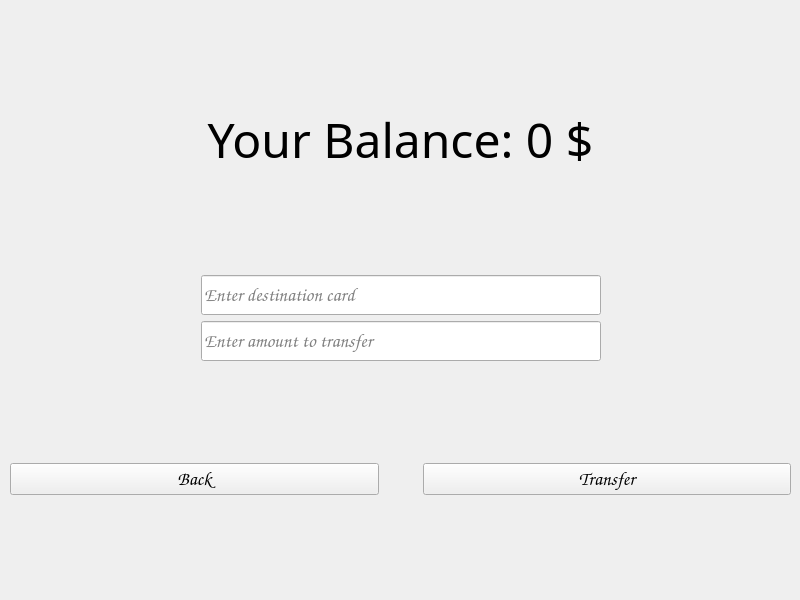
This is frontend/menus/TransferMenu/transfermenu.ui in grytsiuko/QuadroBank as Qt 5 draws it before an edit. The edited form follows.
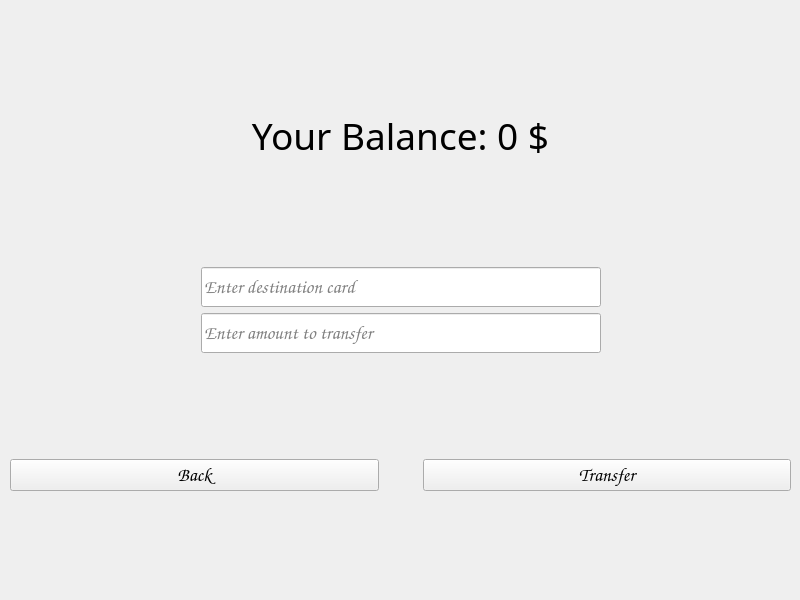
This is the edited form.

```diff
--- a/frontend/menus/TransferMenu/transfermenu.ui
+++ b/frontend/menus/TransferMenu/transfermenu.ui
@@ -47,7 +47,7 @@
       <property name="font">
        <font>
         <family>Playbill</family>
-        <pointsize>36</pointsize>
+        <pointsize>28</pointsize>
        </font>
       </property>
       <property name="text">
```
